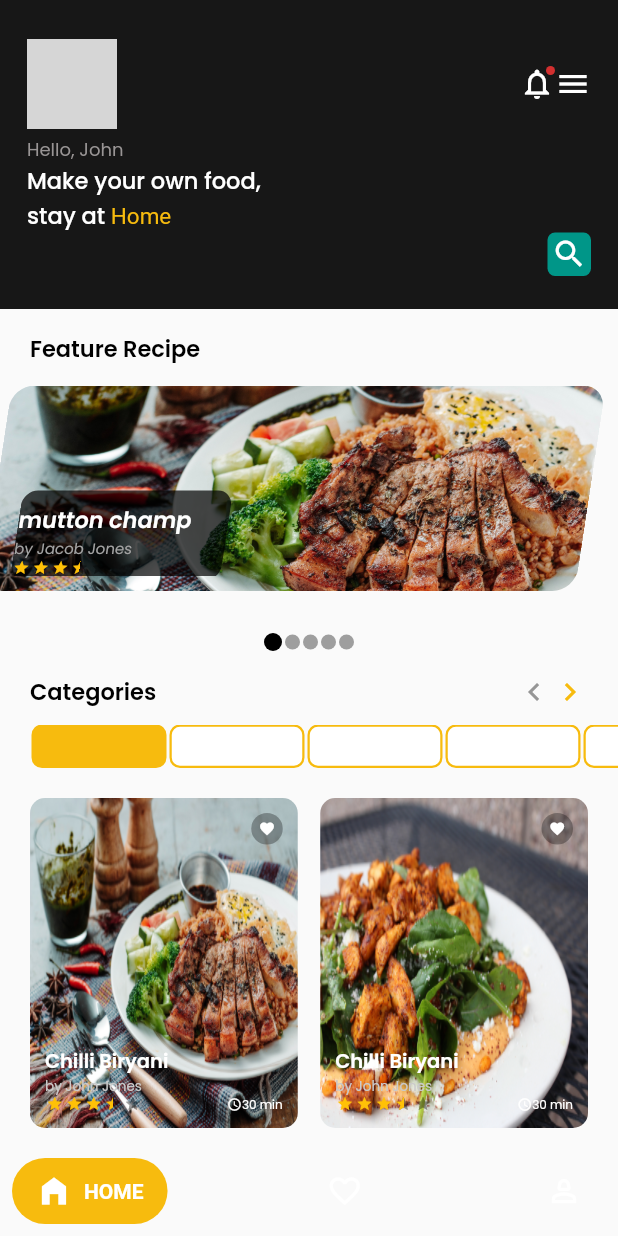
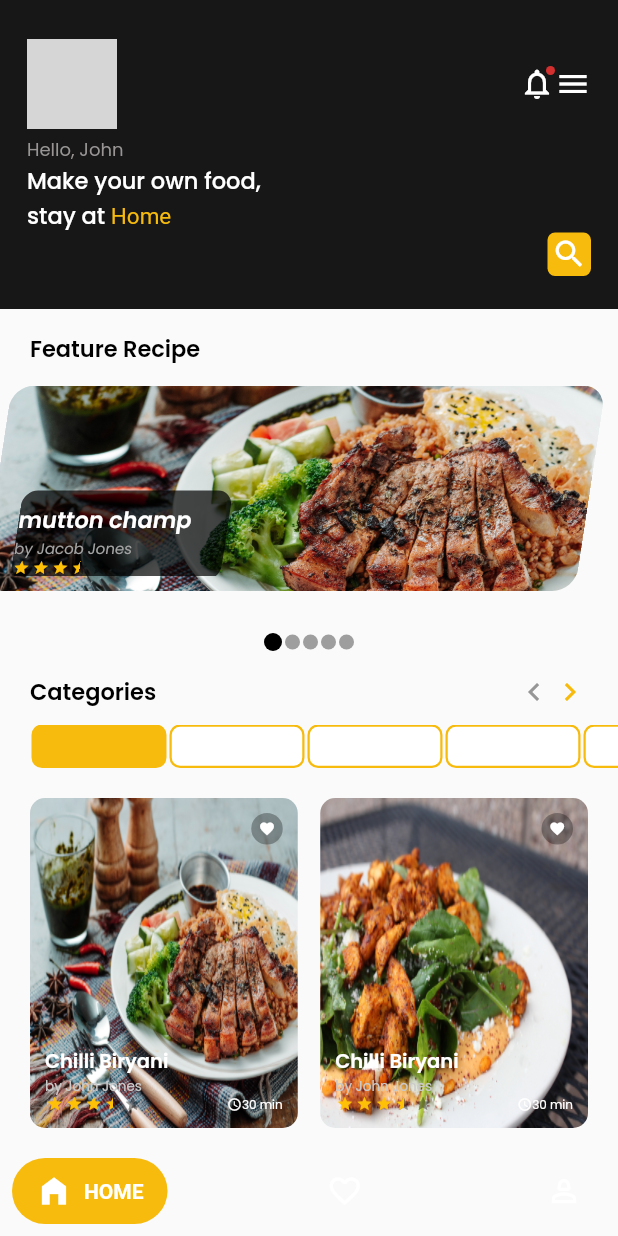
Before and after one commit to MuaazShafi/streetfood, a Flutter app: the HomeScreen screen opened directly, on a phone screen of 412 x 824 dp. Run offline on Flutter 3.47's test engine with Material 2 defaults, Android fonts, the phone set to English and light mode, and no system bars; drawn by our look-alikes of flutter_rating_bar, salomon_bottom_bar; network calls fail; grey boxes are pictures that could not be loaded.

Commit message:
initial commit

```diff
--- a/lib/screen_home.dart
+++ b/lib/screen_home.dart
@@ -128,7 +128,7 @@ class _HomeScreenState extends State<HomeScreen> {
                               height: 29,
                               width: 29,
                               decoration: BoxDecoration(
-                                color: Colors.teal,
+                                color: Color(0xffF7BB0E),
                                 borderRadius: BorderRadius.all(
                                   Radius.circular(5),
                                 ),
```
